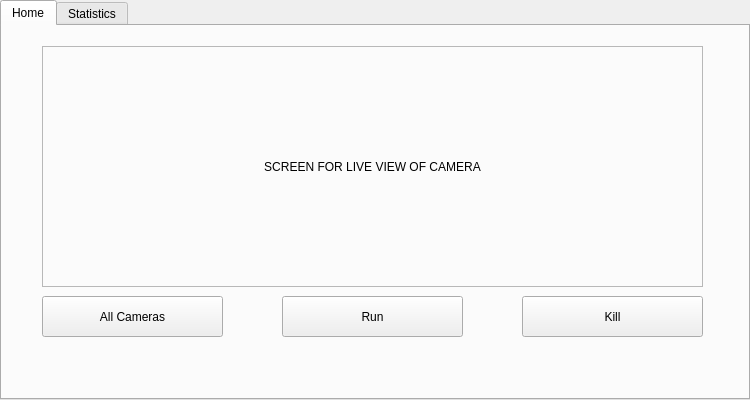
This is UI/mainwindow.ui in ChicoState/SmartCCTV as Qt 5 draws it before an edit. The edited form follows.
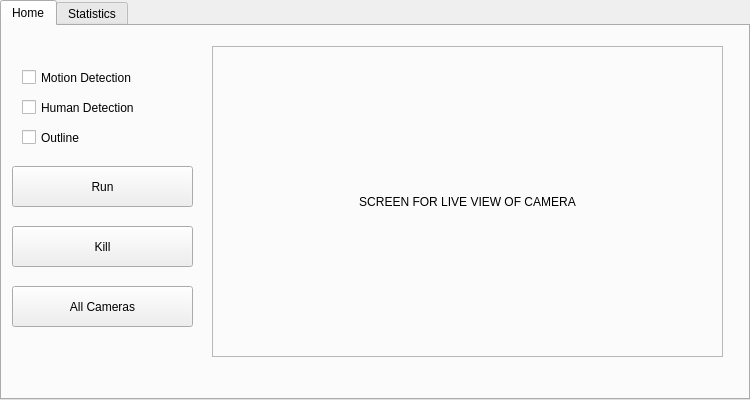
This is the edited form.

Patch:
```diff
--- a/UI/mainwindow.ui
+++ b/UI/mainwindow.ui
@@ -69,8 +69,8 @@
      <widget class="QPushButton" name="pushButton_Run">
       <property name="geometry">
        <rect>
-        <x>280</x>
-        <y>270</y>
+        <x>10</x>
+        <y>140</y>
         <width>181</width>
         <height>41</height>
        </rect>
@@ -91,8 +91,8 @@
       </property>
       <property name="geometry">
        <rect>
-        <x>520</x>
-        <y>270</y>
+        <x>10</x>
+        <y>200</y>
         <width>181</width>
         <height>41</height>
        </rect>
@@ -120,8 +120,8 @@
      <widget class="QPushButton" name="pushButton_2">
       <property name="geometry">
        <rect>
-        <x>40</x>
-        <y>270</y>
+        <x>10</x>
+        <y>260</y>
         <width>181</width>
         <height>41</height>
        </rect>
@@ -133,10 +133,10 @@
      <widget class="QLabel" name="label_3">
       <property name="geometry">
        <rect>
-        <x>40</x>
+        <x>210</x>
         <y>20</y>
-        <width>661</width>
-        <height>241</height>
+        <width>511</width>
+        <height>311</height>
        </rect>
       </property>
       <property name="frameShape">
@@ -155,6 +155,45 @@
        <set>Qt::AlignCenter</set>
       </property>
      </widget>
+     <widget class="QCheckBox" name="checkBox">
+      <property name="geometry">
+       <rect>
+        <x>20</x>
+        <y>100</y>
+        <width>141</width>
+        <height>23</height>
+       </rect>
+      </property>
+      <property name="text">
+       <string>Outline</string>
+      </property>
+     </widget>
+     <widget class="QCheckBox" name="checkBox_2">
+      <property name="geometry">
+       <rect>
+        <x>20</x>
+        <y>70</y>
+        <width>141</width>
+        <height>23</height>
+       </rect>
+      </property>
+      <property name="text">
+       <string>Human Detection</string>
+      </property>
+     </widget>
+     <widget class="QCheckBox" name="checkBox_3">
+      <property name="geometry">
+       <rect>
+        <x>20</x>
+        <y>40</y>
+        <width>141</width>
+        <height>23</height>
+       </rect>
+      </property>
+      <property name="text">
+       <string>Motion Detection</string>
+      </property>
+     </widget>
     </widget>
     <widget class="QWidget" name="tab_2">
      <property name="sizePolicy">
```
